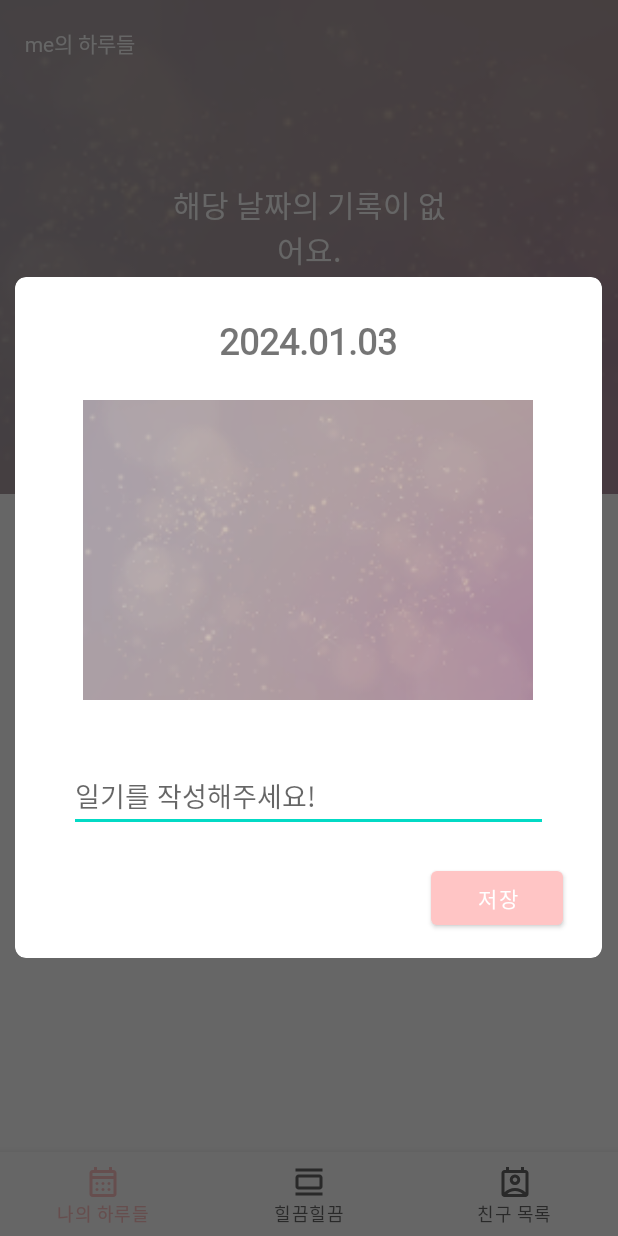
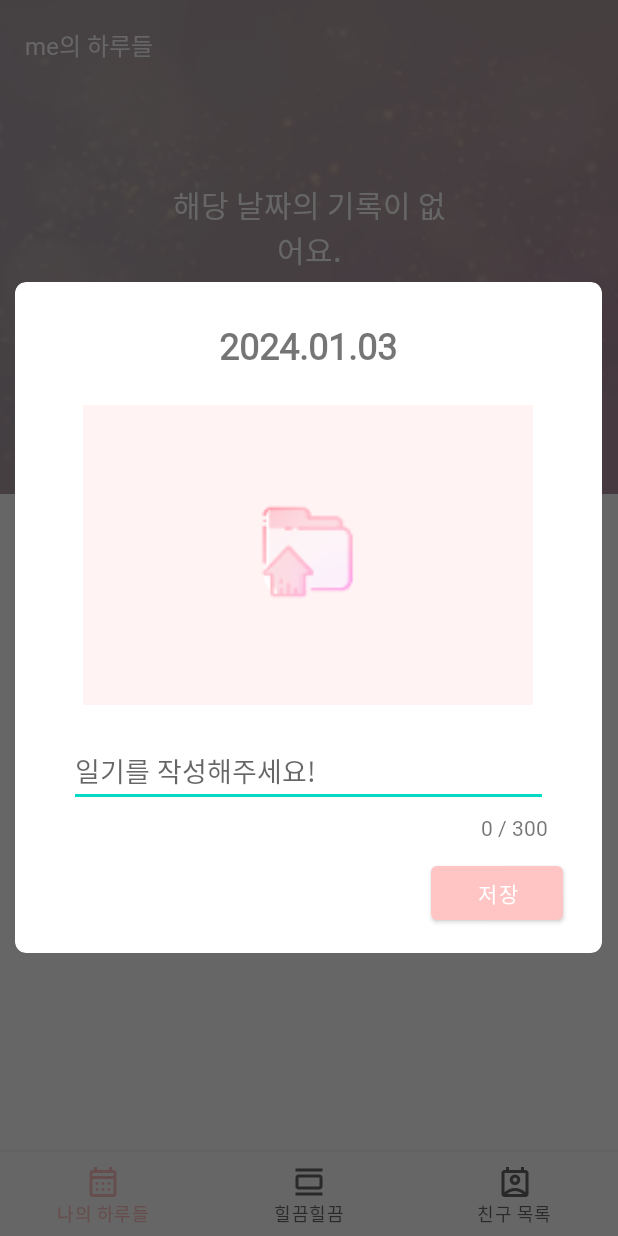
Before and after one commit to oganessone718/common_project01, an Android app: the screen it shows after launch (MainActivity), after a tap on "추가하기", on a phone screen of 412 x 824 dp. Run offline under Robolectric (Android 15) with nearby library versions, the phone set to English and light mode, and no system bars; our stand-ins replace navigation-ui.

Commit message:
secondTab design modify

```diff
--- a/app/src/main/java/com/example/common_project01/ui/home/HomeFragment.kt
+++ b/app/src/main/java/com/example/common_project01/ui/home/HomeFragment.kt
@@ -24,6 +24,9 @@ import android.graphics.Color
 import android.graphics.ColorMatrix
 import android.graphics.ColorMatrixColorFilter
 import android.provider.MediaStore
+import android.text.Editable
+import android.text.InputFilter
+import android.text.TextWatcher
 import android.view.LayoutInflater
 import android.widget.Button
 import android.widget.CalendarView
@@ -149,6 +152,20 @@ class HomeFragment : Fragment() {
         val detailedFeed = dialogView.findViewById<TextView>(R.id.detailedFeed)
         val editFeed = dialogView.findViewById<EditText>(R.id.editFeed)
 
+        val textView: TextView = dialogView.findViewById(R.id.myTextView)
+        val maxLength = editFeed.filters.filterIsInstance<InputFilter.LengthFilter>().firstOrNull()?.max ?: 0
+
+        editFeed.addTextChangedListener(object : TextWatcher {
+            override fun beforeTextChanged(s: CharSequence?, start: Int, count: Int, after: Int) {}
+
+            override fun onTextChanged(s: CharSequence?, start: Int, before: Int, count: Int) {
+                val currentLength = s?.length ?: 0
+                textView.text = "$currentLength / $maxLength"
+            }
+
+            override fun afterTextChanged(s: Editable?) {}
+        })
+
         detailedFeed.visibility = View.GONE
         editFeed.visibility = View.VISIBLE
 
@@ -167,7 +184,7 @@ class HomeFragment : Fragment() {
         saveBtn.visibility = View.VISIBLE
         //기록 없음 -> 저장
         if(isEmpty){
-            editImage.setImageURI(Uri.parse("android.resource://com.example.common_project01/drawable/empty_image"))
+            editImage.setImageURI(Uri.parse("android.resource://com.example.common_project01/drawable/upload_image"))
             editFeed.setText("")
             uploadImage = "android.resource://com.example.common_project01/drawable/empty_image"
             saveBtn.setOnClickListener{
@@ -212,6 +229,10 @@ class HomeFragment : Fragment() {
     //자세히 보기 -> 나/남
     private fun showMoreDialog() {
         (dialogView.parent as? ViewGroup)?.removeView(dialogView)
+
+
+
+
         val alertDialog = AlertDialog.Builder(requireContext())
             .setView(dialogView)
             .create()
@@ -246,7 +267,7 @@ class HomeFragment : Fragment() {
         }
         deleteBtn.setOnClickListener{
             diaryDatabaseHelper.deleteDiary(selectedDate, user.id)
-            editImage.setImageURI(Uri.parse("android.resource://com.example.common_project01/drawable/empty_image"))
+            editImage.setImageURI(Uri.parse("android.resource://com.example.common_project01/drawable/upload_image"))
             val bundle = Bundle()
             bundle.putInt("userPrimaryKey", user.primaryKey) // 전달할 데이터
             bundle.putString("onDate",selectedDate)
--- a/app/src/main/res/layout/dialog_custom.xml
+++ b/app/src/main/res/layout/dialog_custom.xml
@@ -32,7 +32,20 @@
         android:layout_height="wrap_content"
         android:hint="일기를 작성해주세요!"
         android:maxLength="300"
-        android:layout_margin="20dp"/>
+        android:layout_marginHorizontal="20dp"/>
+
+    <TextView
+        android:id="@+id/myTextView"
+        android:layout_width="match_parent"
+        android:layout_height="wrap_content"
+        android:layout_below="@id/editFeed"
+        android:layout_alignParentEnd="true"
+        android:layout_marginTop="4dp"
+        android:text="0 / 100"
+        android:layout_marginBottom="10dp"
+        android:gravity="end"
+
+        android:layout_marginHorizontal="20dp"/>
 
     <TextView
         android:id="@+id/detailedFeed"
--- a/app/src/main/res/layout/fragment_friend_list.xml
+++ b/app/src/main/res/layout/fragment_friend_list.xml
@@ -10,8 +10,6 @@
     <RelativeLayout
         android:layout_width="match_parent"
         android:layout_height="wrap_content">
-
-
         <!-- 프로필 레이아웃 -->
 
         <LinearLayout
--- a/app/src/main/res/layout/fragment_home.xml
+++ b/app/src/main/res/layout/fragment_home.xml
@@ -34,7 +34,7 @@
         android:gravity="center"
         android:text="누군가의 하루들"
         android:textColor="@android:color/white"
-        android:textSize="14sp"
+        android:textSize="16sp"
         app:layout_constraintBottom_toBottomOf="@id/previewImage"
         app:layout_constraintEnd_toEndOf="@id/previewImage"
         app:layout_constraintHorizontal_bias="0.05"
--- a/app/src/main/res/values/colors.xml
+++ b/app/src/main/res/values/colors.xml
@@ -1,5 +1,6 @@
 <?xml version="1.0" encoding="utf-8"?>
 <resources>
+    <color name="pink_100">#FFF3F3</color>
     <color name="pink_200">#FFDFDF</color>
     <color name="pink_500">#FFC5C5</color>
     <color name="pink_700">#FFAAAA</color>
```
Also changed, not shown: app/src/main/res/layout/fragment_feed.xml (+26 -0 lines), app/src/main/res/drawable-xxxhdpi/upload_image.png (added).
